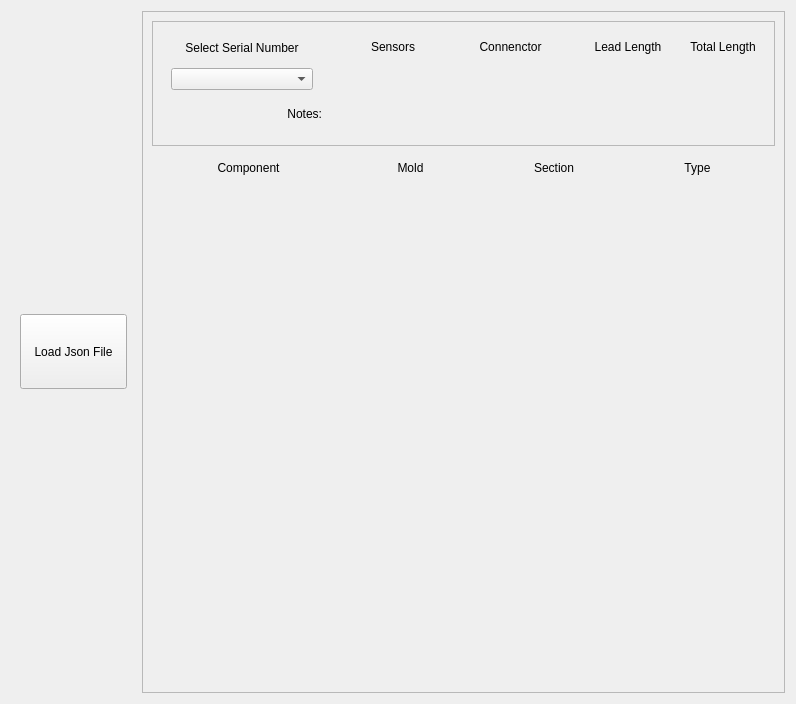
This is ui/tabs/details_tab.ui in beadedstream/cable-builder as Qt 5 draws it before an edit. The edited form follows.
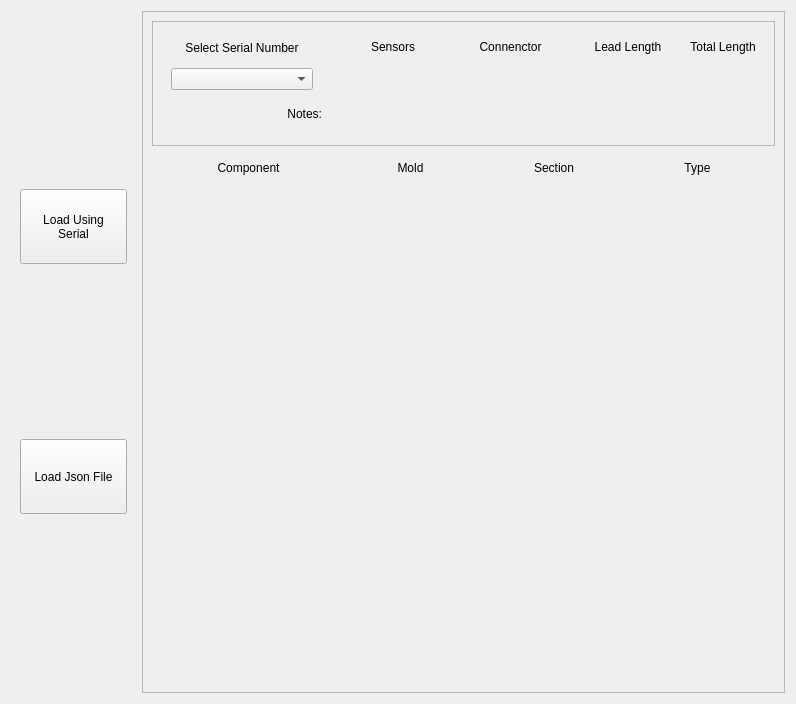
This is the edited form.

Diff of the .ui file:
```diff
--- a/ui/tabs/details_tab.ui
+++ b/ui/tabs/details_tab.ui
@@ -372,6 +372,20 @@
       </size>
      </property>
      <layout class="QVBoxLayout" name="verticalLayout_2">
+      <item>
+       <widget class="QPushButton" name="get_by_serial_btn">
+        <property name="minimumSize">
+         <size>
+          <width>0</width>
+          <height>75</height>
+         </size>
+        </property>
+        <property name="text">
+         <string>Load Using
+Serial</string>
+        </property>
+       </widget>
+      </item>
       <item>
        <widget class="QPushButton" name="load_json_btn">
         <property name="minimumSize">
```
